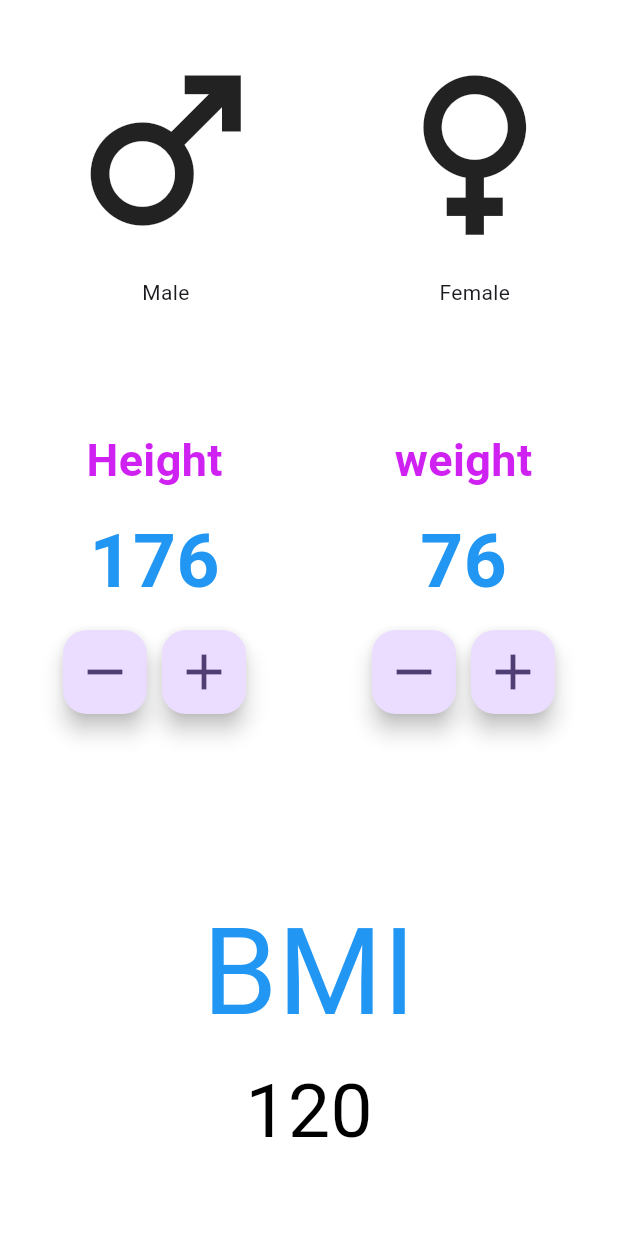
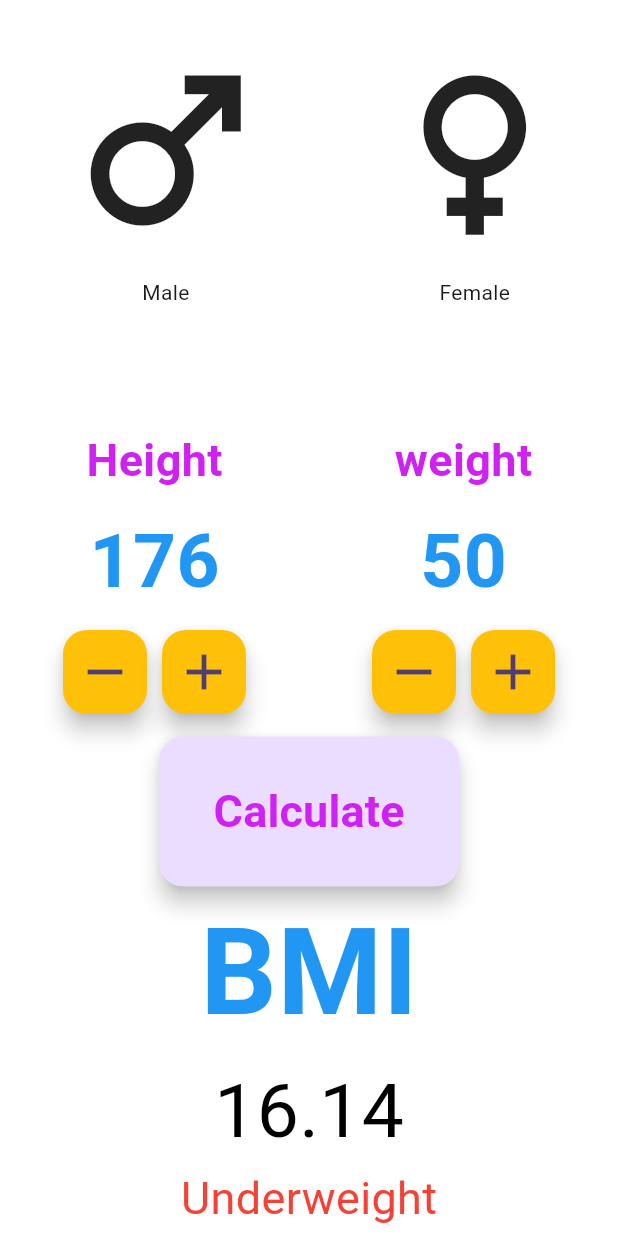
Before and after one commit to ILakshitha/BMI_Calculator, a Flutter app: the screen it shows after launch, on a phone screen of 412 x 824 dp. Run offline on Flutter 3.47's test engine with Material 3 defaults, Android fonts, the phone set to English and light mode, and no system bars.

Commit message:
append functions

```diff
--- a/BMI Calculator/lib/main_page.dart
+++ b/BMI Calculator/lib/main_page.dart
@@ -11,6 +11,7 @@ class Mainpage extends StatefulWidget {
 class _MainpageState extends State<Mainpage> {
   int height = 176;
   int weight = 50;
+  late double bmi = calculateBMI(height: height, weight: weight);
 
   @override
   Widget build(BuildContext context) {
@@ -18,9 +19,9 @@ class _MainpageState extends State<Mainpage> {
       body: SafeArea(
         child: Container(
           color: Colors.white,
-          child: const Column(
+          child: Column(
             children: [
-              Row(
+              const Row(
                 mainAxisAlignment: MainAxisAlignment.spaceAround,
                 children: [
                   Padding(
@@ -49,22 +50,22 @@ class _MainpageState extends State<Mainpage> {
                   ),
                 ],
               ),
-              SizedBox(
+              const SizedBox(
                 height: 50,
               ),
               Row(
                 mainAxisAlignment: MainAxisAlignment.spaceAround,
                 children: [
                   Padding(
-                    padding: EdgeInsets.all(15.0),
+                    padding: const EdgeInsets.all(15.0),
                     child: Column(
                       children: [
-                        Text("Height", style: kr1text),
+                        const Text("Height", style: kr1text),
                         Padding(
-                          padding: EdgeInsets.all(10.0),
+                          padding: const EdgeInsets.all(10.0),
                           child: Text(
-                            "176",
-                            style: TextStyle(
+                            "$height",
+                            style: const TextStyle(
                               color: Colors.blue,
                               fontSize: 50,
                               fontWeight: FontWeight.bold,
@@ -74,23 +75,35 @@ class _MainpageState extends State<Mainpage> {
                         Row(
                           children: [
                             FloatingActionButton(
-                              onPressed: null,
-                              child: Icon(
+                              onPressed: () {
+                                setState(() {
+                                  if (height > 50) height--;
+                                });
+
+                                print(height);
+                              },
+                              child: const Icon(
                                 Icons.remove,
                                 size: 40,
                               ),
-                              //backgroundColor: Colors.amber,
+                              backgroundColor: Colors.amber,
                             ),
-                            SizedBox(
+                            const SizedBox(
                               width: 10,
                             ),
                             FloatingActionButton(
-                              onPressed: null,
-                              child: Icon(
+                              onPressed: () {
+                                setState(() {
+                                  if (height < 220) height++;
+                                });
+
+                                print(height);
+                              },
+                              child: const Icon(
                                 Icons.add,
                                 size: 40,
                               ),
-                              //backgroundColor: Colors.amber,
+                              backgroundColor: Colors.amber,
                             ),
                           ],
                         )
@@ -106,28 +119,42 @@ class _MainpageState extends State<Mainpage> {
                             Text("weight", style: kr1text),
                             Padding(
                               padding: EdgeInsets.all(10.0),
-                              child: Text("76", style: kr2c2),
+                              child: Text("$weight", style: kr2c2),
                             ),
                             Row(
                               children: [
                                 FloatingActionButton(
-                                  onPressed: null,
+                                  onPressed: () {
+                                    setState(() {
+                                      if (weight > 20) weight--;
+                                    });
+
+                                    print(height);
+                                  },
                                   child: Icon(
                                     Icons.remove,
                                     size: 40,
                                   ),
-                                  // backgroundColor: ktextcolor,
+                                  backgroundColor: ktextcolor,
                                 ),
                                 SizedBox(
                                   width: 10,
                                 ),
                                 FloatingActionButton(
-                                  onPressed: null,
+                                  onPressed: () {
+                                    setState(() {
+                                      if (weight < 150) weight++;
+                                      //bmi = calculateBMI(
+                                      // height: height, weight: weight);
+                                    });
+
+                                    print(height);
+                                  },
                                   child: Icon(
                                     Icons.add,
                                     size: 40,
                                   ),
-                                  //backgroundColor: Colors.amber,
+                                  backgroundColor: Colors.amber,
                                 ),
                               ],
                             )
@@ -138,8 +165,20 @@ class _MainpageState extends State<Mainpage> {
                   ),
                 ],
               ),
-              SizedBox(
+              Container(
                 height: 100,
+                width: 200,
+                child: FloatingActionButton(
+                  onPressed: () {
+                    setState(() {
+                      bmi = calculateBMI(height: height, weight: weight);
+                    });
+                  },
+                  child: Text(
+                    "Calculate",
+                    style: kr1text,
+                  ),
+                ),
               ),
               Column(
                 children: [
@@ -148,15 +187,23 @@ class _MainpageState extends State<Mainpage> {
                     style: TextStyle(
                       fontSize: 80,
                       color: Colors.blue,
+                      fontWeight: FontWeight.bold,
                     ),
                   ),
                   Text(
-                    "120",
+                    bmi.toStringAsFixed(2),
                     style: TextStyle(
                       fontSize: 50,
                       color: Colors.black,
                     ),
                   ),
+                  Text(
+                    getResult(),
+                    style: TextStyle(
+                      color: Colors.red,
+                      fontSize: 30,
+                    ),
+                  )
                 ],
               ),
             ],
@@ -166,7 +213,17 @@ class _MainpageState extends State<Mainpage> {
     );
   }
 
-  /*void call() {
-    print("object");
-  }*/
+  double calculateBMI({required int height, required int weight}) {
+    return (weight / (height * height)) * 10000;
+  }
+
+  String getResult() {
+    if (bmi >= 25) {
+      return 'Overweight';
+    } else if (bmi > 18.5) {
+      return 'Normal';
+    } else {
+      return 'Underweight';
+    }
+  }
 }
```
